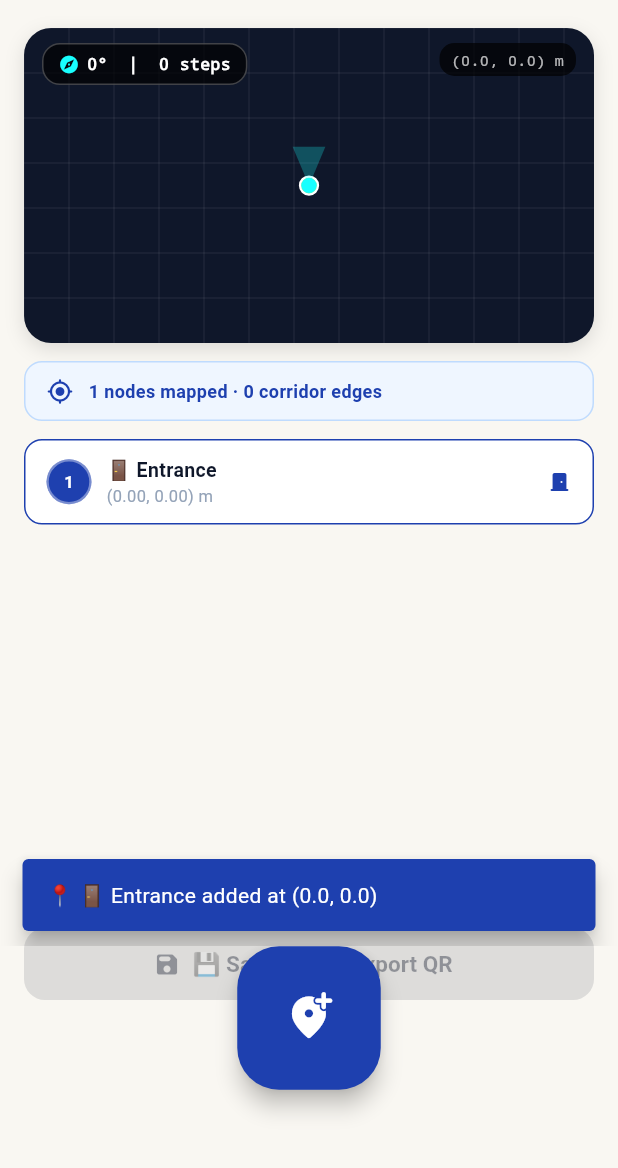
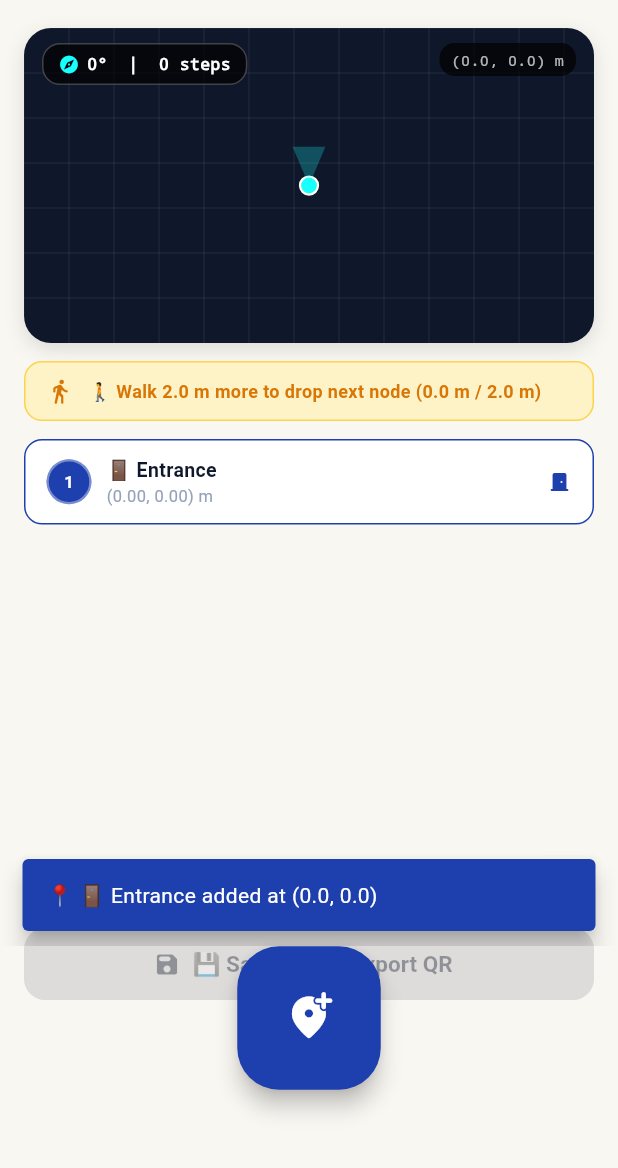
Before and after one commit to Gokul11271/vel, a Flutter app: the MapperScreen screen opened directly, after a tap on the "add location alt" icon, on a phone screen of 412 x 824 dp, the part 68-1236 px from its top. Run offline on Flutter 3.47's test engine with Material 3 defaults, Android fonts, the phone set to English and light mode, and no system bars; our stand-ins replace camera, flutter_compass, permission_handler, qr_flutter, sensors_plus, share_plus; missing offline and left inert: mobile_scanner.

Commit message:
feat: implement AR-based path mapping, navigation controller, and debugging utilities

```diff
--- a/in_gokul_app/lib/screens/mapper_screen.dart
+++ b/in_gokul_app/lib/screens/mapper_screen.dart
@@ -46,6 +46,7 @@ class _MapperScreenState extends State<MapperScreen>
     super.initState();
     _posProvider = NativeArPositionProvider();
     _posProvider.start();
+    _posProvider.resetSession();
 
     _poseSubscription = _posProvider.poseStream.listen((pose) {
       if (mounted) {
@@ -82,6 +83,31 @@ class _MapperScreenState extends State<MapperScreen>
 
   void _addNode() {
     final pos = _posProvider.currentPose.position;
+
+    // ENFORCE MINIMUM DISTANCE: Do not allow dropping nodes closer than 2.0m
+    if (_nodes.isNotEmpty) {
+      final lastNode = _nodes.last;
+      final dx = pos.x - lastNode.x;
+      final dz = pos.z - lastNode.z;
+      final distFromLast = sqrt(dx * dx + dz * dz);
+
+      if (distFromLast < 2.0) {
+        ScaffoldMessenger.of(context).hideCurrentSnackBar();
+        ScaffoldMessenger.of(context).showSnackBar(
+          SnackBar(
+            content: Text(
+              '⚠️ Walk at least 2.0m before dropping the next node! (Currently ${distFromLast.toStringAsFixed(1)}m away)',
+              style: const TextStyle(fontWeight: FontWeight.bold),
+            ),
+            backgroundColor: AppColors.warning,
+            duration: const Duration(milliseconds: 1800),
+            behavior: SnackBarBehavior.floating,
+          ),
+        );
+        return;
+      }
+    }
+
     final id = _nodes.isEmpty ? 0 : _nodes.last.id + 1;
     final name = id == 0
         ? '🚪 Entrance'
@@ -89,14 +115,18 @@ class _MapperScreenState extends State<MapperScreen>
             ? 'Waypoint 1'
             : 'Waypoint $id';
 
+    debugPrint(
+        'DEBUG MAPPER -> Steps: ${_posProvider.totalSteps} | Dropped Node: $name at (${pos.x.toStringAsFixed(2)}, ${pos.z.toStringAsFixed(2)})');
+
     setState(() {
       _nodes.add(Node(id: id, name: name, x: pos.x, y: pos.y, z: pos.z));
     });
 
+    ScaffoldMessenger.of(context).hideCurrentSnackBar();
     ScaffoldMessenger.of(context).showSnackBar(
       SnackBar(
         content: Text('📍 $name added at (${pos.x.toStringAsFixed(1)}, ${pos.z.toStringAsFixed(1)})'),
-        duration: const Duration(milliseconds: 900),
+        duration: const Duration(milliseconds: 1000),
         backgroundColor: AppColors.primaryBlue,
         behavior: SnackBarBehavior.floating,
       ),
@@ -409,24 +439,65 @@ class _MapperScreenState extends State<MapperScreen>
   }
 
   Widget _buildStatusBanner() {
+    final curPos = _posProvider.currentPose.position;
+    double distFromLast = 0.0;
+    bool canDrop = false;
+
+    if (_nodes.isNotEmpty) {
+      final lastNode = _nodes.last;
+      final dx = curPos.x - lastNode.x;
+      final dz = curPos.z - lastNode.z;
+      distFromLast = sqrt(dx * dx + dz * dz);
+      canDrop = distFromLast >= 2.0;
+    } else {
+      canDrop = true;
+    }
+
+    final bannerBg = _nodes.isEmpty
+        ? AppColors.softBlue
+        : canDrop
+            ? const Color(0xFFDCFCE7) // Soft Green
+            : const Color(0xFFFEF3C7); // Soft Amber
+
+    final bannerBorder = _nodes.isEmpty
+        ? AppColors.softBlueBorder
+        : canDrop
+            ? const Color(0xFF86EFAC)
+            : const Color(0xFFFCD34D);
+
+    final iconColor = _nodes.isEmpty
+        ? AppColors.primaryBlue
+        : canDrop
+            ? const Color(0xFF16A34A)
+            : const Color(0xFFD97706);
+
+    final text = _nodes.isEmpty
+        ? 'Stand at entrance and tap ➕ to drop Entrance Node.'
+        : canDrop
+            ? '✅ Ready to drop node (${distFromLast.toStringAsFixed(1)} m from last node)'
+            : '🚶 Walk ${(2.0 - distFromLast).toStringAsFixed(1)} m more to drop next node (${distFromLast.toStringAsFixed(1)} m / 2.0 m)';
+
     return Container(
       margin: const EdgeInsets.symmetric(horizontal: 16, vertical: 4),
       padding: const EdgeInsets.symmetric(horizontal: 14, vertical: 10),
       decoration: BoxDecoration(
-        color: AppColors.softBlue,
+        color: bannerBg,
         borderRadius: BorderRadius.circular(12),
-        border: Border.all(color: AppColors.softBlueBorder),
+        border: Border.all(color: bannerBorder),
       ),
       child: Row(
         children: [
-          const Icon(Icons.my_location_rounded, color: AppColors.primaryBlue, size: 18),
+          Icon(canDrop ? Icons.check_circle_rounded : Icons.directions_walk_rounded,
+              color: iconColor, size: 18),
           const SizedBox(width: 10),
           Expanded(
             child: Text(
-              _nodes.isEmpty
-                  ? 'Stand at entrance and tap ➕ to drop Node 0.'
-                  : '${_nodes.length} nodes mapped · ${_buildEdges().length ~/ 2} corridor edges',
-              style: const TextStyle(color: AppColors.primaryBlue, fontSize: 12, fontWeight: FontWeight.w600),
+              text,
+              style: TextStyle(
+                color: iconColor,
+                fontSize: 12,
+                fontWeight: FontWeight.w600,
+              ),
             ),
           ),
         ],
--- a/in_gokul_app/lib/tracking/native_ar_position_provider.dart
+++ b/in_gokul_app/lib/tracking/native_ar_position_provider.dart
@@ -36,11 +36,12 @@ class NativeArPositionProvider implements PositionProvider {
   double _pitchRadians = 0.0;
   double _filteredMag = 0.0;
 
-  // --- Step detection hysteresis ---
+  // --- Step detection hysteresis (tuned for natural handheld indoor walking) ---
   bool _stepPeak = false;
-  static const double _stepThresholdHigh = 0.48; // Peak acceleration (m/s²)
-  static const double _stepThresholdLow = 0.20;  // Reset threshold (m/s²)
-  static const int _stepMinIntervalMs = 240;     // Min time between steps
+  static const double _stepThresholdHigh = 0.32; // Peak dynamic acceleration (m/s²)
+  static const double _stepThresholdLow = 0.12;  // Reset threshold (m/s²)
+  static const int _stepMinIntervalMs = 280;     // Min time between steps (~3.5 steps/sec max)
+  static const double defaultStepLengthM = 0.70; // 70 cm per adult stride
 
   int _totalSteps = 0;
   int get totalSteps => _totalSteps;
@@ -108,8 +109,8 @@ class NativeArPositionProvider implements PositionProvider {
                 if (_anomalyTicks > 0) _anomalyTicks--;
               }
 
-              // Slew rate limiter: reject sudden 90° magnetic spikes indoors
-              final maxStep = 0.20; // ~11 degrees per compass frame max
+              // Slew rate limiter: reject sudden magnetic fluctuations indoors
+              final maxStep = 0.12; // ~7 degrees per compass frame max
               final clampedDiff = diff.clamp(-maxStep, maxStep);
 
               _currentHeadingRadians = _normalizeAngle(_currentHeadingRadians + clampedDiff);
@@ -132,8 +133,6 @@ class NativeArPositionProvider implements PositionProvider {
           _lastGyroTime = now;
 
           if (dt > 0.001 && dt < 0.2) {
-            // Gyro Z axis is rotation around phone screen normal in portrait
-            // Integrate gyro angular velocity for instantaneous responsive turn
             final gyroDelta = -event.z * dt;
             if (gyroDelta.abs() > 0.002) {
               _currentHeadingRadians = _normalizeAngle(_currentHeadingRadians + gyroDelta);
@@ -148,7 +147,7 @@ class NativeArPositionProvider implements PositionProvider {
 
   void _initStepDetection() {
     try {
-      // 1. User linear acceleration (gravity already removed by OS)
+      // 1. User linear acceleration
       _accelSubscription = userAccelerometerEventStream().listen(
         (UserAccelerometerEvent event) {
           final rawMag = sqrt(event.x * event.x + event.y * event.y + event.z * event.z);
@@ -161,7 +160,7 @@ class NativeArPositionProvider implements PositionProvider {
             _stepPeak = true;
             _lastStepTime = now;
             _totalSteps++;
-            stepForward(0.65); // 65 cm per step
+            stepForward(defaultStepLengthM); // 70 cm per step
           } else if (_stepPeak && _filteredMag < _stepThresholdLow) {
             _stepPeak = false;
           }
@@ -273,6 +272,13 @@ class NativeArPositionProvider implements PositionProvider {
     _updateRotationFromSensors();
   }
 
+  void resetSession() {
+    _currentPosition = Vector3.zero();
+    _totalSteps = 0;
+    _stepPeak = false;
+    _updateRotationFromSensors();
+  }
+
   void _emitCurrentPose() {
     if (!_poseController.isClosed) {
       _poseController.add(_currentPose);
```
Also changed, not shown: in_gokul_app/lib/controllers/navigation_controller.dart (+55 -31 lines), in_gokul_app/lib/screens/ar_navigation_screen.dart (+31 -6 lines), in_gokul_app/lib/widgets/debug_overlay.dart (+31 -32 lines), 1 other file.
